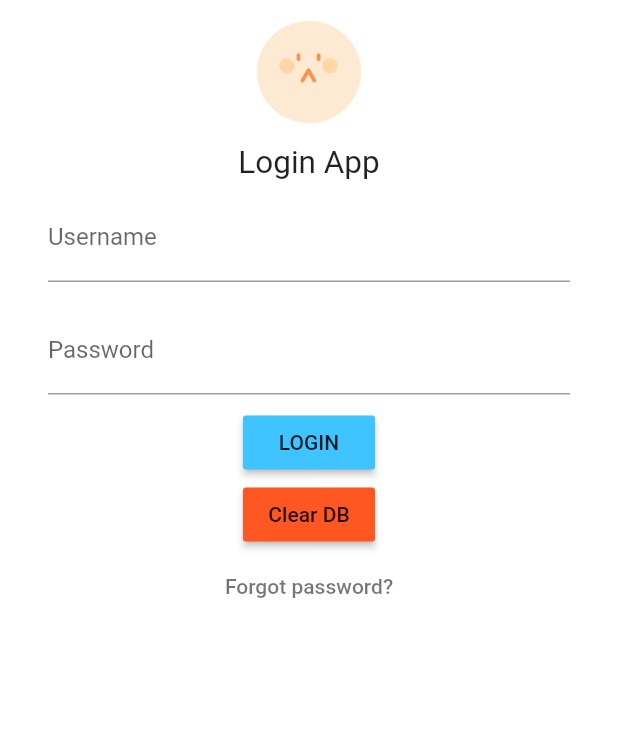
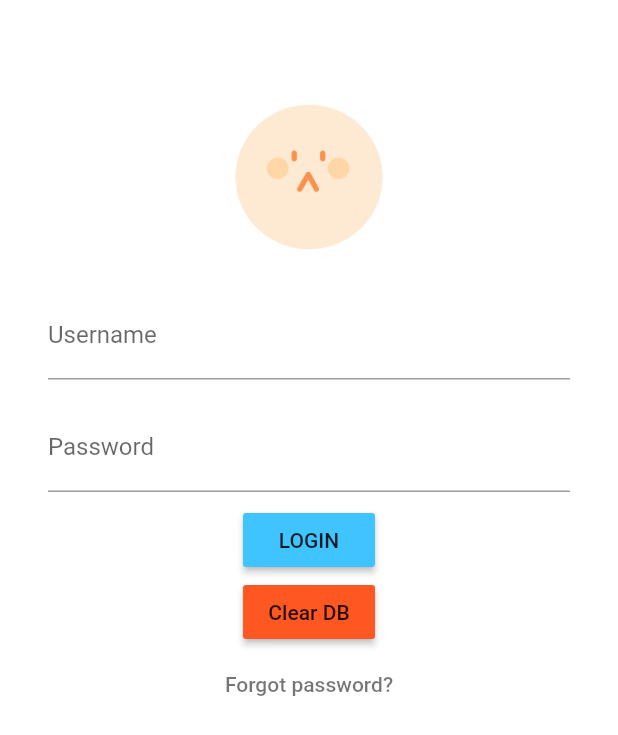
Before and after one commit to can-cc/oyster-app, a Flutter app: the screen it shows after launch, on a phone screen of 412 x 824 dp. Shown: the top 735 px of the screen. Run offline on Flutter 3.47's test engine with Material 2 defaults, Android fonts, the phone set to English and light mode, and no system bars; our stand-ins replace flutter_html, rxdart, sqflite; accounts and stored records are empty; Roboto replaces fonts that are missing (Nunito).

Commit message:
restyling login screen

```diff
--- a/lib/app.dart
+++ b/lib/app.dart
@@ -2,7 +2,7 @@ import 'package:flutter/material.dart';
 import 'package:oyster/auth.dart';
 import 'package:oyster/screens/feeds/feeds_screen.dart';
 
-import './screens/login-screen.dart';
+import 'package:oyster/screens/login/login-screen.dart';
 
 class MyApp extends StatelessWidget implements AuthStateListener {
   // This widget is the root of your application.
--- a/lib/main_dev.dart
+++ b/lib/main_dev.dart
@@ -5,7 +5,7 @@ import 'package:oyster/data/rest_ds.dart';
 
 void main() {
   RestDataSource api = new RestDataSource();
-  api.setServerEndPoint("http://192.168.50.77:7788");
+  api.setServerEndPoint("http://192.168.50.173:7788");
 
   var configuredApp = new AppConfig(
     appName: 'Oyster',
--- a/lib/screens/login-screen.dart
+++ b/lib/screens/login/login-screen.dart
@@ -55,11 +55,15 @@ class LoginPageState extends State<LoginPage>
 
   @override
   Widget build(BuildContext context) {
+    final topPadding = SizedBox(
+      height: 50,
+    );
+
     final logo = Hero(
       tag: 'hero',
       child: CircleAvatar(
         backgroundColor: Colors.transparent,
-        radius: 48.0,
+        radius: 68.0,
         child: Image.asset('assets/logo.png'),
       ),
     );
@@ -81,10 +85,6 @@ class LoginPageState extends State<LoginPage>
 
     var loginForm = new Column(
       children: <Widget>[
-        new Text(
-          "Login App",
-          textScaleFactor: 1.5,
-        ),
         new Form(
           key: formKey,
           child: new Column(
@@ -132,7 +132,7 @@ class LoginPageState extends State<LoginPage>
       body: Center(
         child: ListView(
           padding: EdgeInsets.only(left: 24.0, right: 24.0),
-          children: <Widget>[logo, loginForm, forgotLabel],
+          children: <Widget>[topPadding, logo, loginForm, forgotLabel],
         ),
       ),
     );
--- a/pubspec.yaml
+++ b/pubspec.yaml
@@ -47,7 +47,7 @@ flutter:
   # The following line ensures that the Material Icons font is
   # included with your application, so that you can use the icons in
   # the material Icons class.
-  uses-material-design: true
+  uses-material-design: false
 
   # To add assets to your application, add an assets section, like this:
   assets:
```
